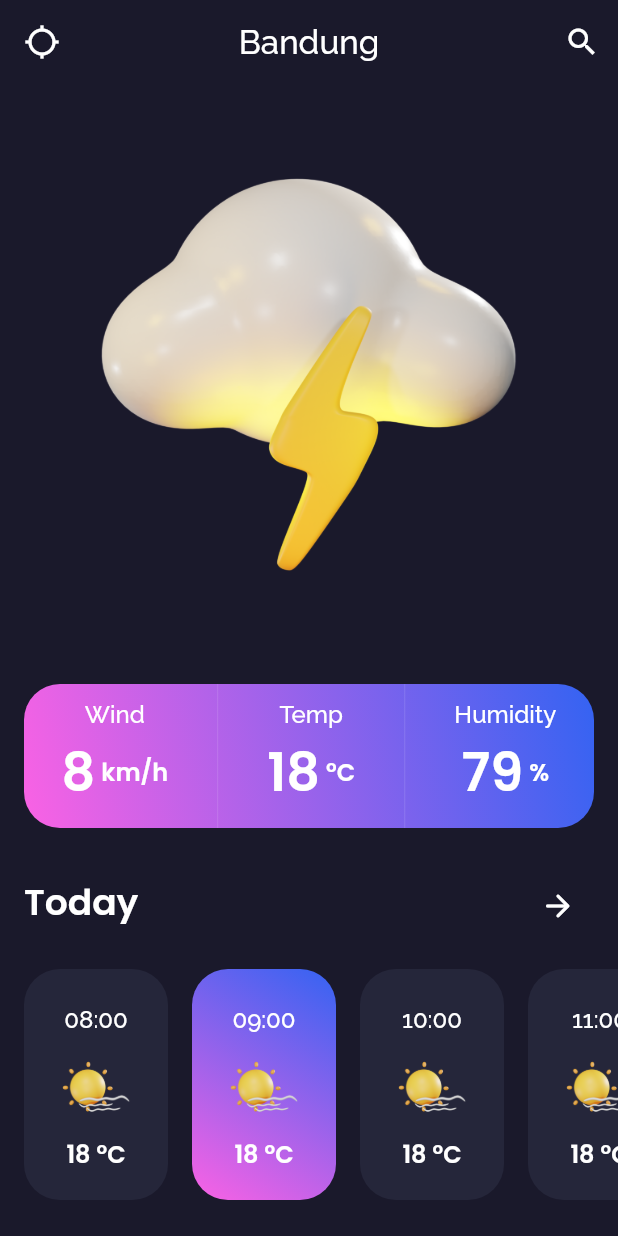
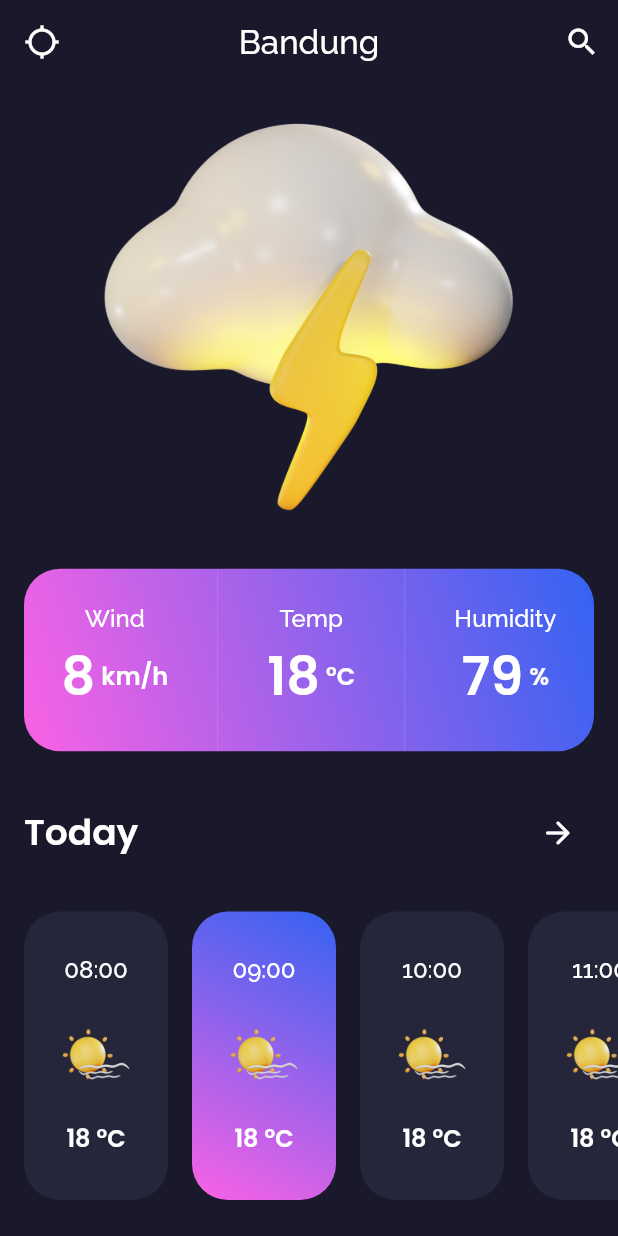
Before and after one commit to codestronaut/flutter-clima-weather-app, a Flutter app: the screen it shows after launch, on a phone screen of 412 x 824 dp. Run offline on Flutter 3.47's test engine with Material 2 defaults, Android fonts, the light colour scheme and no system bars; our stand-ins replace geolocator, google_fonts, lottie.

Commit message:
Fix bugs

```diff
--- a/lib/screens/location_screen.dart
+++ b/lib/screens/location_screen.dart
@@ -46,7 +46,7 @@ class _LocationScreenState extends State<LocationScreen> {
         crossAxisAlignment: CrossAxisAlignment.stretch,
         children: [
           Expanded(
-            flex: 3,
+            flex: 2,
             child: WeatherImage(
               imageAsset: 'assets/storm.png',
             ),
--- a/pubspec.yaml
+++ b/pubspec.yaml
@@ -12,11 +12,12 @@ dependencies:
   flutter:
     sdk: flutter
   cupertino_icons: ^1.0.2
+  flutter_gradients: ^1.0.0+3
   font_awesome: ^5.10.1
   geolocator: ^7.0.1
   google_fonts: ^2.0.0
   lottie: ^1.0.1
-  flutter_gradients: ^1.0.0+3
+  sizer: ^1.1.8
 
 dev_dependencies:
   flutter_test:
```
Also changed, not shown: pubspec.lock.
